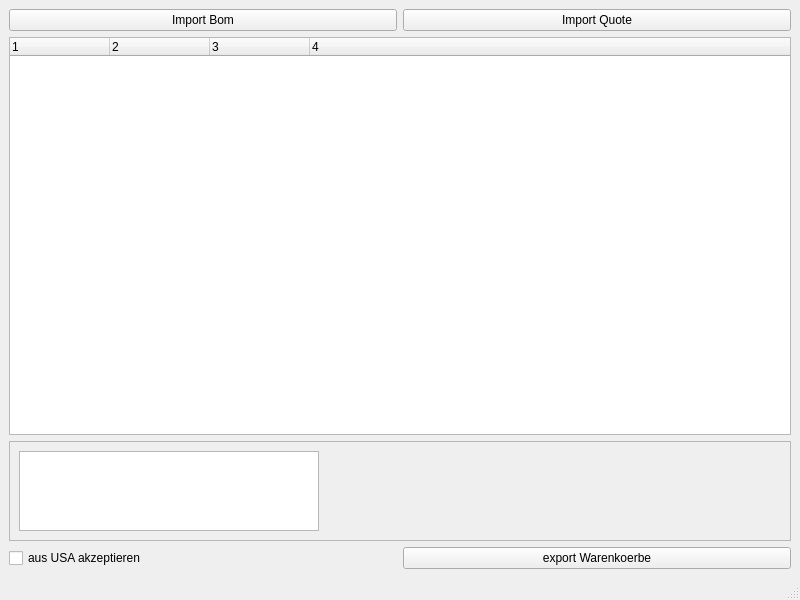
Old version of the form src/gui/mainwindow.ui in the repository pioupus/pyBomQuote.
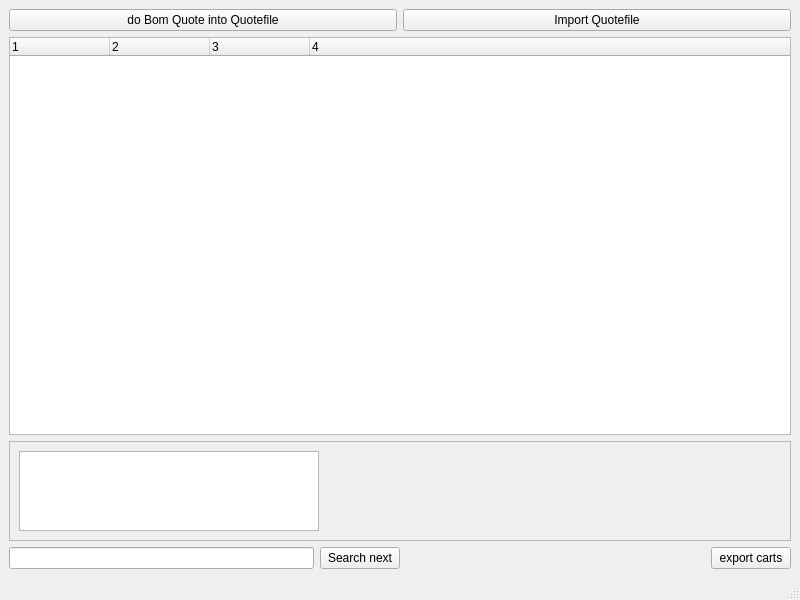
New version of the form.

The edit to the form file:
```diff
--- a/src/gui/mainwindow.ui
+++ b/src/gui/mainwindow.ui
@@ -75,14 +75,14 @@
       <item>
        <widget class="QPushButton" name="btnImportBom">
         <property name="text">
-         <string>Import Bom</string>
+         <string>do Bom Quote into Quotefile</string>
         </property>
        </widget>
       </item>
       <item>
        <widget class="QPushButton" name="btnImportQuote">
         <property name="text">
-         <string>Import Quote</string>
+         <string>Import Quotefile</string>
         </property>
        </widget>
       </item>
@@ -91,19 +91,32 @@
     <item row="3" column="0">
      <layout class="QHBoxLayout" name="horizontalLayout">
       <item>
-       <widget class="QCheckBox" name="checkBox">
+       <widget class="QLineEdit" name="edtSearch"/>
+      </item>
+      <item>
+       <widget class="QPushButton" name="btnSearchNext">
         <property name="text">
-         <string>aus USA akzeptieren</string>
-        </property>
-        <property name="checkable">
-         <bool>false</bool>
+         <string>Search next</string>
         </property>
        </widget>
       </item>
+      <item>
+       <spacer name="horizontalSpacer_2">
+        <property name="orientation">
+         <enum>Qt::Horizontal</enum>
+        </property>
+        <property name="sizeHint" stdset="0">
+         <size>
+          <width>40</width>
+          <height>20</height>
+         </size>
+        </property>
+       </spacer>
+      </item>
       <item>
        <widget class="QPushButton" name="btnExportCarts">
         <property name="text">
-         <string>export Warenkoerbe</string>
+         <string>export carts</string>
         </property>
        </widget>
       </item>
```
